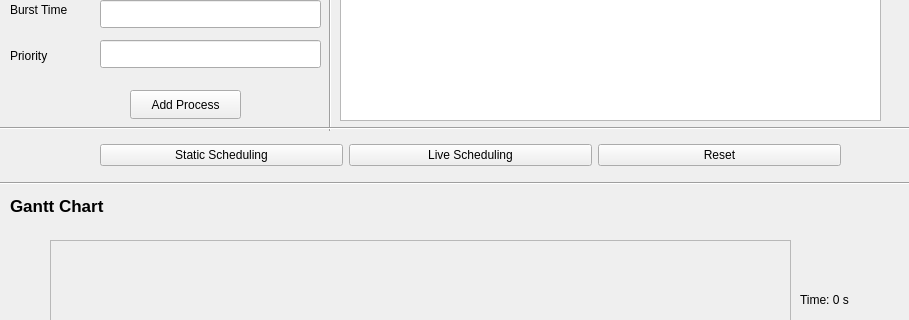
This is Gui/Gui/mainwindow.ui in amrra4rf/CPU-Scheduler as Qt 5 draws it before an edit; both pictures show x 0 to 909 and y 210 to 530 of the 909 by 642 pixel window. The edited form follows.
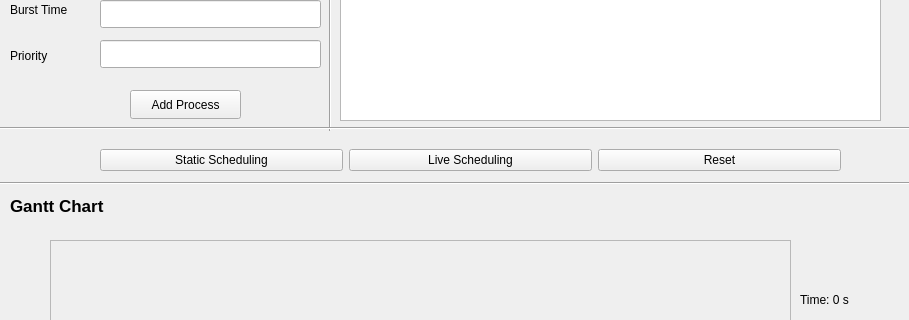
This is the edited form.

```diff
--- a/Gui/Gui/mainwindow.ui
+++ b/Gui/Gui/mainwindow.ui
@@ -360,13 +360,13 @@
      <string>Time: 0 s</string>
     </property>
    </widget>
-   <widget class="QWidget" name="">
+   <widget class="QWidget" name="layoutWidget">
     <property name="geometry">
      <rect>
       <x>100</x>
       <y>350</y>
       <width>741</width>
-      <height>31</height>
+      <height>41</height>
      </rect>
     </property>
     <layout class="QHBoxLayout" name="horizontalLayout_2">
```
